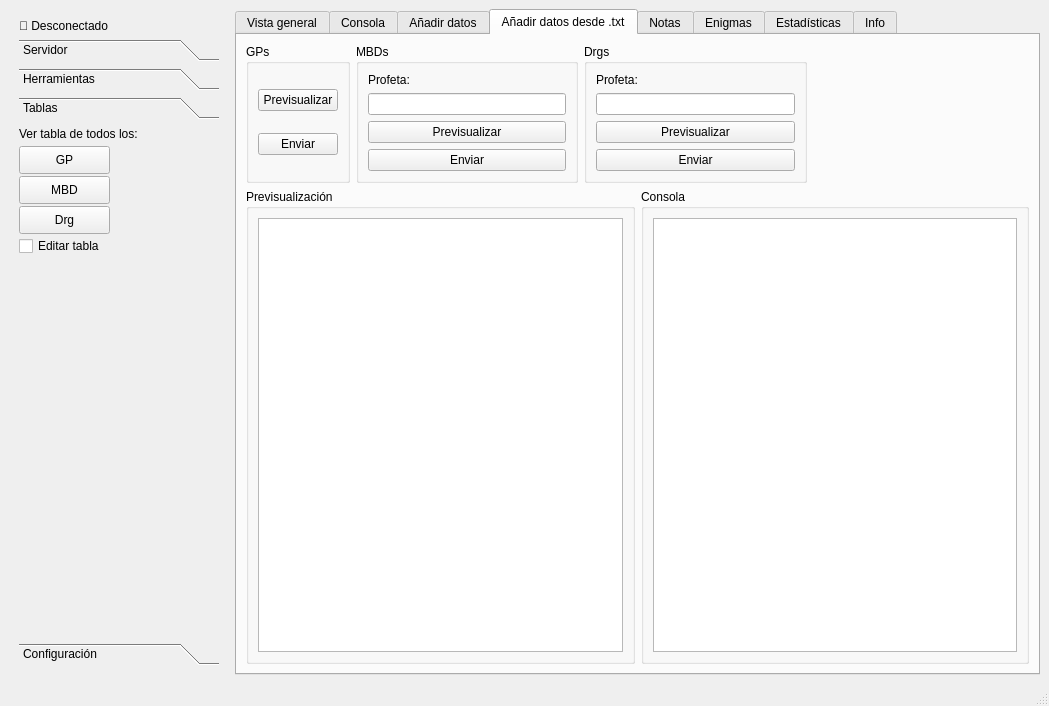
First picture: the form in gui.ui, repository bartolso/gp-manager, before the edit.
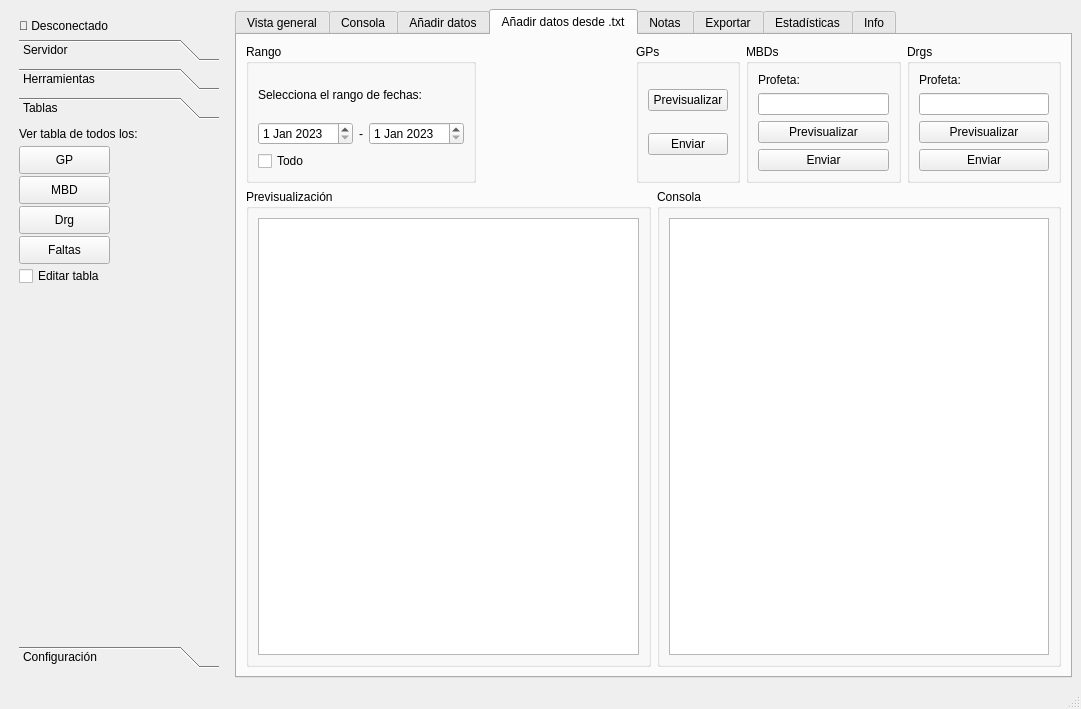
Second picture: the form after the edit. The open tabs and pages were chosen to show the change. Icons and pictures are not drawn.

```diff
--- a/gui.ui
+++ b/gui.ui
@@ -6,8 +6,8 @@
    <rect>
     <x>0</x>
     <y>0</y>
-    <width>1049</width>
-    <height>706</height>
+    <width>1081</width>
+    <height>709</height>
    </rect>
   </property>
   <property name="windowTitle">
@@ -294,8 +294,8 @@
           <rect>
            <x>0</x>
            <y>0</y>
-           <width>200</width>
-           <height>465</height>
+           <width>98</width>
+           <height>28</height>
           </rect>
          </property>
          <attribute name="label">
@@ -357,7 +357,7 @@
           <property name="geometry">
            <rect>
             <x>0</x>
-            <y>110</y>
+            <y>140</y>
             <width>93</width>
             <height>20</height>
            </rect>
@@ -366,6 +366,19 @@
            <string>Editar tabla</string>
           </property>
          </widget>
+         <widget class="QPushButton" name="btn_show_faltas_table">
+          <property name="geometry">
+           <rect>
+            <x>0</x>
+            <y>110</y>
+            <width>91</width>
+            <height>28</height>
+           </rect>
+          </property>
+          <property name="text">
+           <string>Faltas</string>
+          </property>
+         </widget>
         </widget>
         <widget class="QWidget" name="page_7">
          <property name="geometry">
@@ -1196,6 +1209,75 @@
        <layout class="QVBoxLayout" name="verticalLayout_13">
         <item>
          <layout class="QHBoxLayout" name="horizontalLayout_21">
+          <item>
+           <widget class="QGroupBox" name="groupBox_15">
+            <property name="title">
+             <string>Rango</string>
+            </property>
+            <layout class="QVBoxLayout" name="verticalLayout_20">
+             <item>
+              <widget class="QLabel" name="label_9">
+               <property name="text">
+                <string>Selecciona el rango de fechas:</string>
+               </property>
+              </widget>
+             </item>
+             <item>
+              <layout class="QHBoxLayout" name="horizontalLayout_32">
+               <item>
+                <widget class="QDateEdit" name="de_adt_start_date">
+                 <property name="date">
+                  <date>
+                   <year>2023</year>
+                   <month>1</month>
+                   <day>1</day>
+                  </date>
+                 </property>
+                </widget>
+               </item>
+               <item>
+                <widget class="QLabel" name="label_40">
+                 <property name="text">
+                  <string>-</string>
+                 </property>
+                </widget>
+               </item>
+               <item>
+                <widget class="QDateEdit" name="de_adt_end_date">
+                 <property name="date">
+                  <date>
+                   <year>2023</year>
+                   <month>1</month>
+                   <day>1</day>
+                  </date>
+                 </property>
+                </widget>
+               </item>
+              </layout>
+             </item>
+             <item>
+              <widget class="QCheckBox" name="chk_adt_all_range">
+               <property name="text">
+                <string>Todo</string>
+               </property>
+              </widget>
+             </item>
+            </layout>
+           </widget>
+          </item>
+          <item>
+           <spacer name="horizontalSpacer">
+            <property name="orientation">
+             <enum>Qt::Horizontal</enum>
+            </property>
+            <property name="sizeHint" stdset="0">
+             <size>
+              <width>40</width>
+              <height>20</height>
+             </size>
+            </property>
+           </spacer>
+          </item>
           <item>
            <widget class="QGroupBox" name="groupBox_6">
             <property name="title">
@@ -1285,19 +1367,6 @@
             </layout>
            </widget>
           </item>
-          <item>
-           <spacer name="horizontalSpacer">
-            <property name="orientation">
-             <enum>Qt::Horizontal</enum>
-            </property>
-            <property name="sizeHint" stdset="0">
-             <size>
-              <width>40</width>
-              <height>20</height>
-             </size>
-            </property>
-           </spacer>
-          </item>
          </layout>
         </item>
         <item>
@@ -1625,7 +1694,7 @@
       </widget>
       <widget class="QWidget" name="tab_6">
        <attribute name="title">
-        <string>Enigmas</string>
+        <string>Exportar</string>
        </attribute>
       </widget>
       <widget class="QWidget" name="tab_4">
```
Left out of the diff: 161 changed lines with no effect on the pictures.
